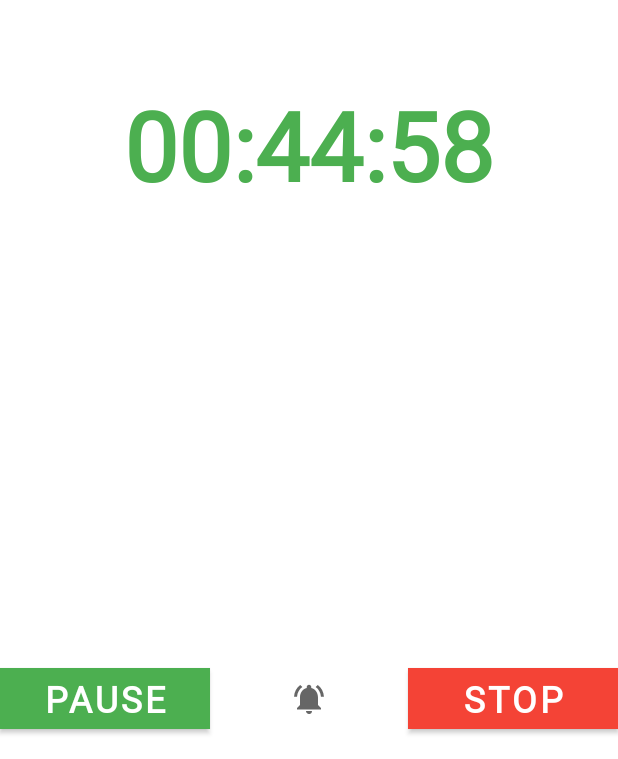
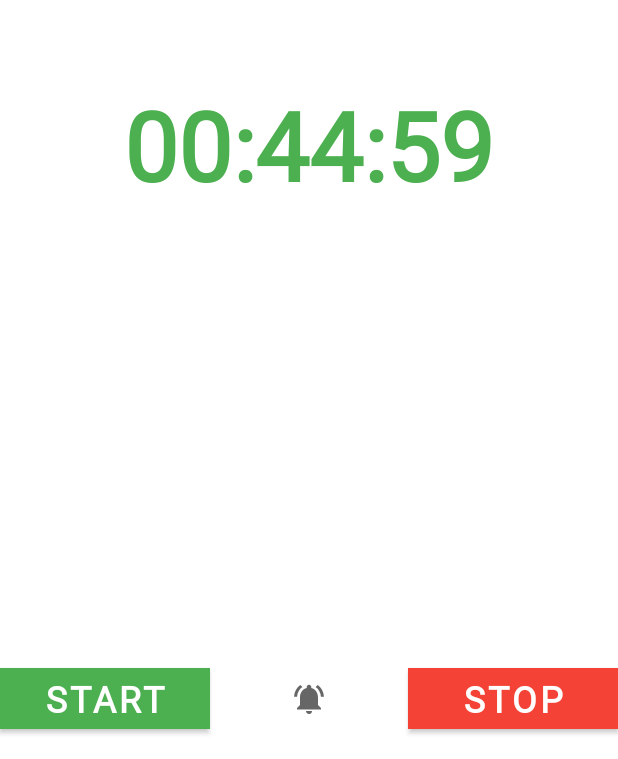
Before and after one commit to IDemetrus/worktime, an Android app: the screen it shows after launch (MainActivity), after a tap on "START", on a phone screen of 412 x 824 dp. Shown: the part 474-1233 px from the top of the screen. Run offline under Robolectric (Android 15) with nearby library versions, the phone set to English and light mode, and no system bars; our stand-ins replace data binding.

Commit message:
Timer is working fine

```diff
--- a/app/src/main/java/com/example/worktime/MainActivity.kt
+++ b/app/src/main/java/com/example/worktime/MainActivity.kt
@@ -21,6 +21,7 @@ import androidx.appcompat.widget.Toolbar
 import androidx.core.app.NotificationCompat
 import androidx.core.app.NotificationManagerCompat
 import androidx.core.content.ContextCompat
+import androidx.core.content.getSystemService
 import androidx.fragment.app.FragmentManager
 import androidx.lifecycle.ViewModelProvider
 import com.example.worktime.databinding.ActivityMainBinding
@@ -30,6 +31,7 @@ import java.util.*
 class MainActivity : AppCompatActivity() {
     private lateinit var binding: ActivityMainBinding
     private lateinit var toolbar: Toolbar
+    private lateinit var notifBuilder: NotificationCompat.Builder
 
     override fun onCreate(savedInstanceState: Bundle?) {
         super.onCreate(savedInstanceState)
@@ -42,37 +44,33 @@ class MainActivity : AppCompatActivity() {
         toolbar.title = getString(R.string.app_name)
         setSupportActionBar(toolbar)
 
+
         //TODO set notification from fragment
-        val intent = Intent(this, MainActivity::class.java).apply {
-            flags = Intent.FLAG_ACTIVITY_NEW_TASK or Intent.FLAG_ACTIVITY_CLEAR_TASK
-        }
-        val pendingIntent: PendingIntent = PendingIntent.getActivity(this, 0, intent, 0)
+        val intent = Intent(this, MainActivity::class.java)
+        val pendingIntent: PendingIntent = PendingIntent.getActivity(this, 0, intent, PendingIntent.FLAG_UPDATE_CURRENT)
 
         //Notification section
-        var notifBuilder = NotificationCompat.Builder(this, "1")
+        notifBuilder = NotificationCompat.Builder(this, "1")
             .setSmallIcon(R.drawable.ic_timer_24)
             .setContentTitle("Timer")
             .setContentText("Time remain: 30 min")
             .setPriority(NotificationCompat.PRIORITY_DEFAULT)
             .setContentIntent(pendingIntent)
             .setAutoCancel(true)
+
+    }
+
+    override fun onStop() {
+        super.onStop()
+
         with(NotificationManagerCompat.from(this)){
             notify(1234567890,notifBuilder.build())
         }
-
     }
 
-    @RequiresApi(Build.VERSION_CODES.O)
-    private fun createNotificationChannel(){
-        val name = getString(R.string.channel_name)
-        val descriptionText = getString(R.string.channel_desc)
-        val importance = NotificationManager.IMPORTANCE_DEFAULT
-        val channel = NotificationChannel("1", name, importance).apply {
-            description = descriptionText
-        }
-        //Register channel
-        val notificationManager: NotificationManager = getSystemService(
-            Context.NOTIFICATION_SERVICE) as NotificationManager
-        notificationManager.createNotificationChannel(channel)
+    override fun onDestroy() {
+        super.onDestroy()
+        val notificationManager: NotificationManager = getSystemService(NOTIFICATION_SERVICE) as NotificationManager
+        notificationManager.cancelAll()
     }
 }
--- a/app/src/main/java/com/example/worktime/TimerFragment.kt
+++ b/app/src/main/java/com/example/worktime/TimerFragment.kt
@@ -1,34 +1,30 @@
 package com.example.worktime
 
-import android.app.NotificationChannel
-import android.app.NotificationManager
-import android.content.Context
-import android.content.Intent
-import android.graphics.Color
 import android.media.MediaPlayer
 import android.os.Build
 import android.os.Bundle
 import android.os.CountDownTimer
+import android.os.SystemClock
 import android.util.Log
 import android.view.LayoutInflater
 import android.view.View
 import android.view.ViewGroup
 import android.widget.Toast
 import androidx.annotation.RequiresApi
-import androidx.core.app.NotificationCompat
-import androidx.core.content.ContextCompat
-import androidx.core.content.ContextCompat.getSystemService
 import androidx.fragment.app.Fragment
+import androidx.lifecycle.ViewModelProvider
 import com.example.worktime.databinding.FragmentTimerBinding
 import java.text.SimpleDateFormat
 import java.util.*
 
 class TimerFragment : Fragment() {
+    private val mTAG = TimerFragment::class.java.simpleName
 
     private var _binding: FragmentTimerBinding? = null
     private val binding get() = _binding!!
+    private lateinit var timerViewModel: TimerViewModel
     private var timer: CountDownTimer? = null
-
+    private var isRunning = false
     private var lastTime: Long = 0L
 
     @RequiresApi(Build.VERSION_CODES.M)
@@ -40,9 +36,11 @@ class TimerFragment : Fragment() {
         _binding = FragmentTimerBinding.inflate(inflater, container, false)
         val rootView = binding.root
 
-        //Add media player
+        timerViewModel = ViewModelProvider(this).get(TimerViewModel::class.java)
+        lastTime = timerViewModel.lastTime.value ?: lastTime
+        isRunning = timerViewModel.isRunning.value ?: isRunning
+
         var mediaPlayer: MediaPlayer? = null
-
 
         //Init timePicker
         val timePicker = binding.timerTp
@@ -50,22 +48,33 @@ class TimerFragment : Fragment() {
         timePicker.hour = 0
         timePicker.minute = 45
         timePicker.setOnTimeChangedListener { view, hourOfDay, minute ->
-            lastTime = getLong(hourOfDay.toString(), minute.toString())
+            timerViewModel.setTime(getLong(hourOfDay, minute))
         }
+        if (lastTime == 0L)
+            timerViewModel.setTime(getLong(timePicker.hour, timePicker.minute))
+        binding.timerTv.text = formatTime(lastTime)
+        timerViewModel.lastTime.observe(this, { long ->
+            lastTime = long
+            binding.timerTv.text = formatTime(long)
+        })
+        timerViewModel.isRunning.observe(this, { status ->
+            isRunning = status
+        })
 
+        //TODO: -> Set up sound button
         //Set sound for media player
-        Log.i("Time", "Sound button is: ${binding.soundIb.isActivated}")
+        Log.i(mTAG, "Sound button is: ${binding.soundIb.isActivated}")
         binding.soundIb.isActivated = true
         binding.soundIb.setOnClickListener {
             if (it.isActivated) {
                 Toast.makeText(context, "Clicked", Toast.LENGTH_SHORT).show()
-                Log.i("Time", "Sound button is: ${it.isActivated}")
+                Log.i(mTAG, "Sound button is: ${it.isActivated}")
                 it.isActivated = false
             } else {
                 it.isActivated = true
-                Log.i("Time", "Sound button is: ${it.isActivated}")
+                Log.i(mTAG, "Sound button is: ${it.isActivated}")
             }
-            Log.i("Time", "${it.isActivated}")
+            Log.i(mTAG, "${it.isActivated}")
 
 
         }
@@ -75,131 +84,24 @@ class TimerFragment : Fragment() {
             mediaPlayer?.release()
             null
         }
-        Log.i("Time", "Sound button is: ${binding.soundIb.isActivated}")
-
-        //Set timer with start click method
-        val simpleDateFormat = SimpleDateFormat("HH:mm:ss", Locale.getDefault())
-        simpleDateFormat.timeZone = TimeZone.getTimeZone("UTC")
+        Log.i(mTAG, "Sound button is: ${binding.soundIb.isActivated}")
 
         binding.timerBtnStart.setOnClickListener {
-            binding.timerBtnStop.isEnabled = true
-
-            //Changes button text
-            if (binding.timerBtnStart.text == getString(R.string.start_btn) &&
-                getLong(timePicker.hour.toString(), timePicker.minute.toString()) > 0
-            ) {
-                binding.timerBtnStart.text = getString(R.string.pause_btn)
-
-                binding.timerHourTv.visibility = View.GONE
-                binding.timerMinuteTv.visibility = View.GONE
-
-                mediaPlayer = if (binding.soundIb.isActivated) {
-                    MediaPlayer.create(context, R.raw.ship_bell)
-                } else {
-                    mediaPlayer?.release()
-                    null
-                }
-
-                if (lastTime != getLong(
-                        timePicker.hour.toString(),
-                        timePicker.minute.toString()
-                    ) && lastTime > 0
-                ) {
-                    timer = object : CountDownTimer(
-                        lastTime, 1000
-                    ) {
-                        override fun onTick(millisUntilFinished: Long) {
-                            //Color changes before 1 min and 10 seconds timer off
-                            if (millisUntilFinished < 60000) {
-                                binding.timerTv.setTextColor(Color.BLACK)
-                                if (millisUntilFinished < 10000) {
-                                    binding.timerTv.setTextColor(Color.RED)
-                                }
-                            }
-                            Log.i("TimerFragment", simpleDateFormat.format((millisUntilFinished)))
-                            binding.timerTv.visibility = View.VISIBLE
-                            timePicker.visibility = View.INVISIBLE
-                            binding.timerTv.text = simpleDateFormat.format(millisUntilFinished)
-
-                            //Set temporary var long time, fot last timer value
-                            lastTime = millisUntilFinished
-
-                        }
-
-                        override fun onFinish() {
-                            lastTime = 0
-                            Log.i("TimerFragment", "Timer: Finished")
-                            binding.timerTv.text = getString(R.string.timer_off)
-                            //TODO add play sound
-                            mediaPlayer?.isLooping = true
-                            mediaPlayer?.start()
-
-                        }
-                    }.start()
-                } else {
+            Log.i(mTAG, "-> Start button is: Clicked")
+            startTimer()
+            timerViewModel.setStatus(true)
+            setViewOnStart()
+        }
+        binding.timerBtnStop.setOnClickListener {
+            Log.i(mTAG, "-> Stop button is: Clicked")
+            stopTimer()
+            timer = null
+            timerViewModel.setTime(getLong(timePicker.hour,timePicker.minute))
+            timerViewModel.setStatus(false)
+            setViewOnStop()
+        }
 
 
-                    timer = object : CountDownTimer(
-                        getLong(timePicker.hour.toString(), timePicker.minute.toString()), 1000
-                    ) {
-                        override fun onTick(millisUntilFinished: Long) {
-                            //Color changes before 1 min and 10 seconds timer off
-                            if (millisUntilFinished < 60000) {
-                                binding.timerTv.setTextColor(Color.BLACK)
-                                if (millisUntilFinished < 10000) {
-                                    binding.timerTv.setTextColor(Color.RED)
-                                }
-                            }
-                            Log.i("TimerFragment", simpleDateFormat.format((millisUntilFinished)))
-                            binding.timerTv.visibility = View.VISIBLE
-                            timePicker.visibility = View.INVISIBLE
-                            binding.timerTv.text = simpleDateFormat.format(millisUntilFinished)
-
-                            //Set temporary var long time, fot last timer value
-                            lastTime = millisUntilFinished
-
-                        }
-
-                        override fun onFinish() {
-                            lastTime = 0
-                            Log.i("TimerFragment", "Timer: Finished")
-                            binding.timerTv.text = getString(R.string.timer_off)
-                            mediaPlayer?.isLooping = true
-                            mediaPlayer?.start()
-
-                        }
-                    }.start()
-
-                }
-            } else {
-                if (lastTime > 0){
-                    binding.timerBtnStart.text = getString(R.string.start_btn)
-                } else {
-                    Toast.makeText(context, "Set time!",Toast.LENGTH_SHORT).show()
-                }
-                timer?.cancel()
-            }
-
-        }
-        //Set stop button disabled
-        //TODO add enable/disable the button
-
-        binding.timerBtnStop.setOnClickListener {
-            Log.i("TimerFragment", "Timer: Stopped")
-
-            timer?.cancel()
-
-            lastTime = getLong(timePicker.hour.toString(), timePicker.minute.toString())
-
-            binding.timerHourTv.visibility = View.VISIBLE
-            binding.timerMinuteTv.visibility = View.VISIBLE
-
-            binding.timerTv.visibility = View.GONE
-            timePicker.visibility = View.VISIBLE
-            binding.timerBtnStart.text = getString(R.string.start_btn)
-            mediaPlayer?.stop()
-            mediaPlayer = null
-        }
 
 
 
@@ -216,8 +118,88 @@ class TimerFragment : Fragment() {
         return rootView
     }
 
-    private fun getLong(hour: String, minute: String): Long {
-        return ((hour.toInt() * 3600 * 1000) + (minute.toInt() * 60 * 1000)).toLong()
+    private fun formatTime(timeMilli: Long): String {
+        val sdf = SimpleDateFormat("HH:mm:ss", Locale.getDefault())
+        sdf.timeZone = TimeZone.getTimeZone("UTC")
+        return sdf.format(timeMilli)
+    }
+
+    private fun getLong(hour: Int, minute: Int): Long {
+        return ((hour * 3600 * 1000) + (minute * 60 * 1000)).toLong()
+    }
+
+    private fun startTimer() {
+        //Set timer with start click method
+        if (timer == null) {
+            timer = object : CountDownTimer(lastTime, 1000) {
+                override fun onTick(millisUntilFinished: Long) {
+                    Log.i(mTAG, "-> ${formatTime(millisUntilFinished)}")
+//                    lastTime = millisUntilFinished
+                    timerViewModel.setTime(millisUntilFinished)
+                }
+
+                override fun onFinish() {
+                    Log.i(mTAG, "-> onFinish")
+                    timerViewModel.setStatus(false)
+                }
+            }.start()
+        } else {
+            Log.i(mTAG, "-> Already running")
+        }
+    }
+
+    private fun stopTimer() {
+        timer?.cancel()
+    }
+
+    private fun setViewOnStart() {
+        binding.timerTv.visibility = View.VISIBLE
+        binding.timerTp.visibility = View.INVISIBLE
+        binding.timerMinuteTv.visibility = View.GONE
+        binding.timerHourTv.visibility = View.GONE
+    }
+
+    private fun setViewOnStop() {
+        binding.timerTv.visibility = View.GONE
+        binding.timerTp.visibility = View.VISIBLE
+        binding.timerMinuteTv.visibility = View.VISIBLE
+        binding.timerHourTv.visibility = View.VISIBLE
+
+    }
+
+    override fun onStart() {
+        super.onStart()
+        Log.i(mTAG, "OnStart: -> lastTime: $lastTime")
+        if (isRunning) {
+            val currentTime = System.currentTimeMillis()
+            if (lastTime > currentTime)
+                lastTime -= currentTime
+            startTimer()
+            setViewOnStart()
+        }
+    }
+
+    override fun onStop() {
+        super.onStop()
+        Log.i(mTAG,"-> onStop")
+        stopTimer()
+        timer = null
+        Log.i(mTAG, "-> lastTime: $lastTime")
+
+        val sdf = SimpleDateFormat("HH:mm:ss", Locale.getDefault())
+        val currentTime = System.currentTimeMillis()
+        Log.i(mTAG, "-> elapsedTime: ${sdf.format(currentTime)}")
+
+        if (isRunning){
+            val prevTime = timerViewModel.lastTime.value ?: lastTime
+            lastTime = prevTime + currentTime
+        }
+
+    }
+
+    override fun onPause() {
+        super.onPause()
+        Log.i(mTAG,"-> onPause")
     }
 
 
--- /dev/null
+++ b/app/src/main/java/com/example/worktime/TimerViewModel.kt
@@ -0,0 +1,43 @@
+package com.example.worktime
+
+import android.os.CountDownTimer
+import android.util.Log
+import androidx.lifecycle.LiveData
+import androidx.lifecycle.MutableLiveData
+import androidx.lifecycle.ViewModel
+
+class TimerViewModel : ViewModel() {
+
+
+    private var _lastTime = MutableLiveData<Long>()
+    val lastTime: LiveData<Long>
+        get() = _lastTime
+
+    private var _startBtnText = MutableLiveData<String>()
+    val startBtnText: LiveData<String>
+        get() = _startBtnText
+
+
+    private var _isRunning = MutableLiveData<Boolean>()
+    val isRunning : LiveData<Boolean>
+        get() = _isRunning
+
+    init {
+        _lastTime.value = 0L
+        _isRunning.value = false
+    }
+
+    fun setTime(long: Long){
+        _lastTime.value = long
+    }
+
+    fun setStatus(status: Boolean){
+        _isRunning.value = status
+    }
+
+    override fun onCleared() {
+        super.onCleared()
+        _lastTime.value = 0L
+        _isRunning.value = false
+    }
+}
```
Also changed, not shown: app/src/main/java/com/example/worktime/MainViewModel.kt (deleted, +0 -24 lines).
